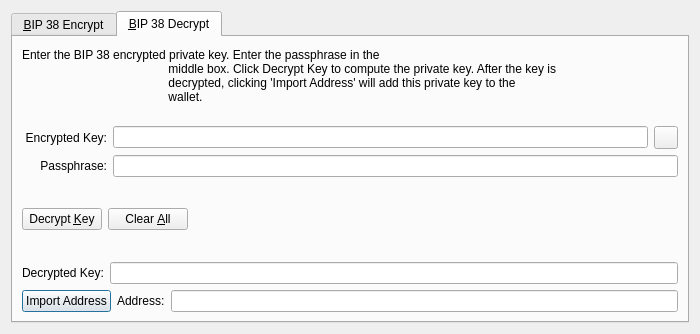
This is src/qt/forms/bip38tooldialog.ui in WisprProject/core as Qt 5 draws it before an edit. The edited form follows.
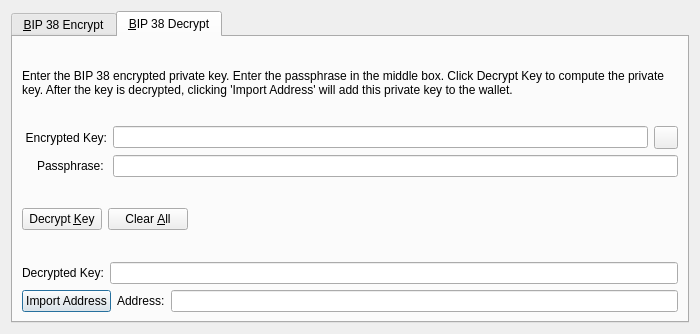
This is the edited form. Icons and pictures are not drawn. Custom widgets are drawn as their Qt base class.

What changed in the file:
```diff
--- a/src/qt/forms/bip38tooldialog.ui
+++ b/src/qt/forms/bip38tooldialog.ui
@@ -275,11 +275,7 @@
                             <item>
                                 <widget class="QLabel" name="infoLabel_DEC">
                                     <property name="text">
-                                        <string>Enter the BIP 38 encrypted private key. Enter the passphrase in the
-                                            middle box. Click Decrypt Key to compute the private key. After the key is
-                                            decrypted, clicking 'Import Address' will add this private key to the
-                                            wallet.
-                                        </string>
+          <string>Enter the BIP 38 encrypted private key. Enter the passphrase in the middle box. Click Decrypt Key to compute the private key. After the key is decrypted, clicking 'Import Address' will add this private key to the wallet.</string>
                                     </property>
                                     <property name="textFormat">
                                         <enum>Qt::PlainText</enum>
@@ -348,7 +344,7 @@
                                                 </size>
                                             </property>
                                             <property name="text">
-                                                <string>Passphrase:</string>
+            <string>Passphrase: </string>
                                             </property>
                                         </widget>
                                     </item>
```
Left out of the diff: 35 changed lines with no effect on the pictures. Lines whose indentation alone changed are shown as unchanged.
